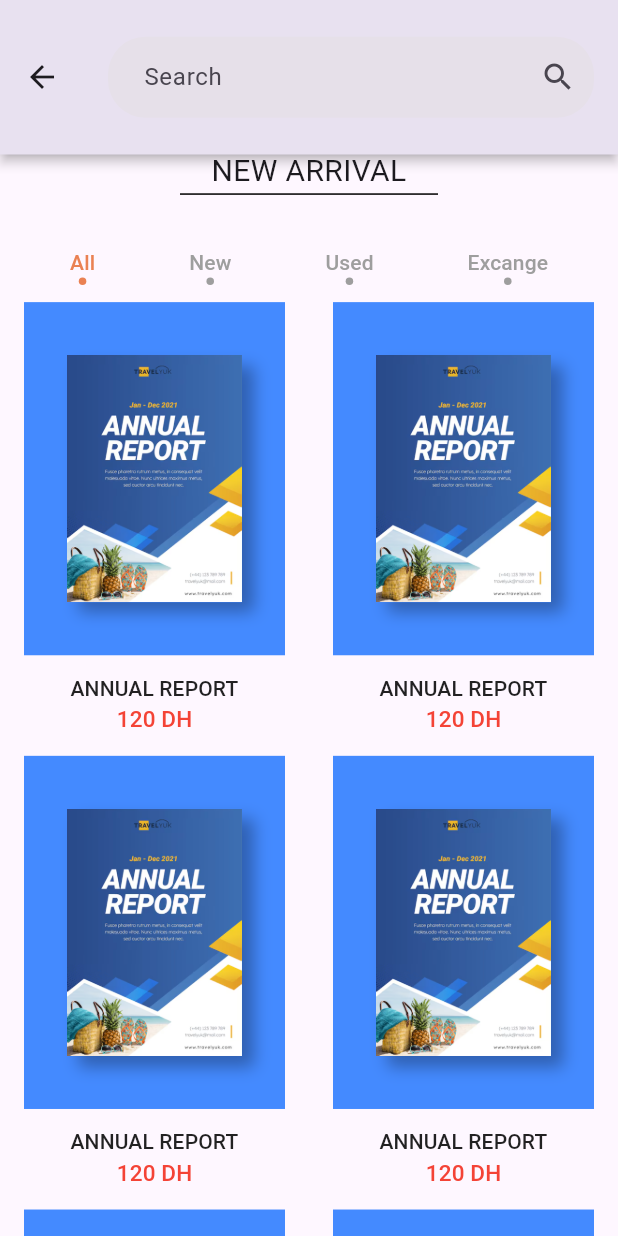
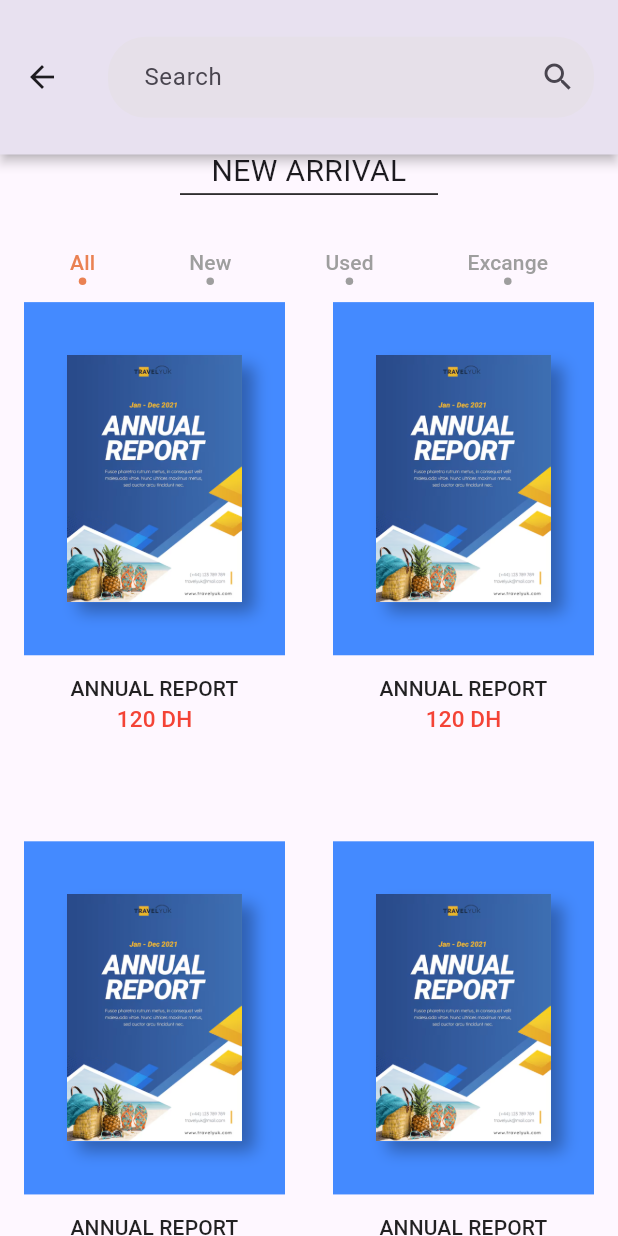
Before and after one commit to seddiksss/trading_books, a Flutter app: the Home screen opened by its route, scrolled down 576 dp, on a phone screen of 412 x 824 dp. Run offline on Flutter 3.47's test engine with Material 3 defaults, Android fonts, the light colour scheme and no system bars; our stand-ins replace babstrap_settings_screen, get, get_storage, introduction_screen; accounts and stored records are empty.

Commit message:
edit hight

```diff
--- a/lib/Views/screens/home.dart
+++ b/lib/Views/screens/home.dart
@@ -115,8 +115,8 @@ class Home extends StatelessWidget {
               ],
             ),
             GridView.count(
-                childAspectRatio: screenHeight / 1100,
-                mainAxisSpacing: screenHeight / 30,
+                childAspectRatio: screenHeight / 1273,
+                mainAxisSpacing: screenHeight / 20,
                 crossAxisCount: 2,
                 physics: const NeverScrollableScrollPhysics(),
                 shrinkWrap: true,
```
